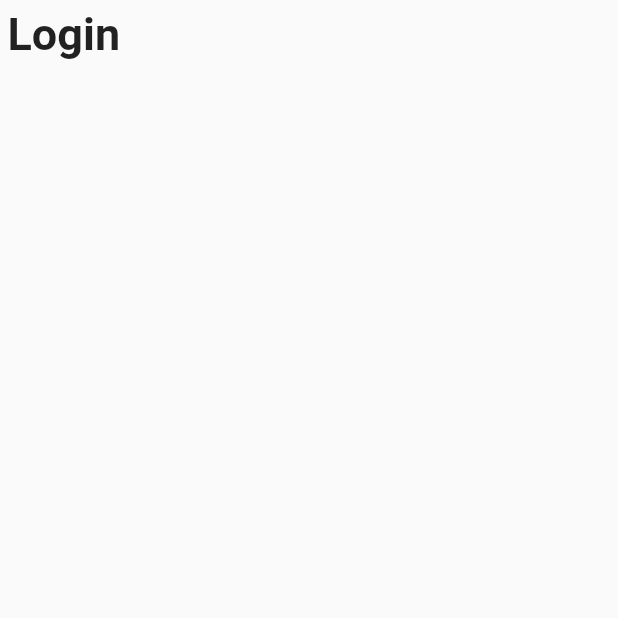
After one commit to B06-PBP-2022/jejakarbon_flutter, a Flutter app: the LoginPage screen opened by its route, on a phone screen of 412 x 824 dp, the top half of it. The commit adds this screen. Run offline on Flutter 3.47's test engine with Material 2 defaults, Android fonts, the light colour scheme and no system bars; missing offline and left inert: pbp_django_auth.

Commit message:
add authentications for user login

```diff
--- /dev/null
+++ b/lib/apps/auth/login.dart
@@ -0,0 +1,54 @@
+import 'package:flutter/material.dart';
+import 'package:provider/provider.dart';
+import 'package:pbp_django_auth/pbp_django_auth.dart';
+
+
+class LoginPage extends StatefulWidget {
+  static const routeName = '/login_screen';
+
+  @override
+  _LoginPageState createState() => _LoginPageState();
+}
+
+
+class _LoginPageState extends State<LoginPage> {
+  final _loginFormKey = GlobalKey<FormState>();
+  bool isPasswordVisible = false;
+  void togglePasswordView() {
+    setState(() {
+      isPasswordVisible = !isPasswordVisible;
+    });
+  }
+
+  String username = "";
+  String password1 = "";
+
+  @override
+  Widget build(BuildContext context) {
+    final request = context.watch<CookieRequest>();
+    return Scaffold(
+      body: SafeArea(
+        child: Padding (
+          padding: EdgeInsets.all(5),
+          child: Column(
+            crossAxisAlignment: CrossAxisAlignment.start,
+            children: <Widget> [
+              Form(
+                key: _loginFormKey,
+                child: Column(
+                  mainAxisAlignment: MainAxisAlignment.center,
+                  children: const <Widget>[
+                    Text("Login",
+                    style: TextStyle(fontWeight: FontWeight.bold, fontSize: 30)),
+                    SizedBox(height: 50),
+                  ],
+                ),
+              )
+            ]
+          ),
+
+          )
+        )
+    );
+  }
+}
--- a/lib/main.dart
+++ b/lib/main.dart
@@ -1,5 +1,8 @@
 import 'package:flutter/material.dart';
 import 'package:jejakarbon_flutter/components/drawer.dart';
+import 'package:jejakarbon_flutter/apps/auth/login.dart';
+import 'package:provider/provider.dart';
+import 'package:pbp_django_auth/pbp_django_auth.dart';
 
 void main() {
   runApp(const MyApp());
@@ -11,7 +14,12 @@ class MyApp extends StatelessWidget {
   // This widget is the root of your application.
   @override
   Widget build(BuildContext context) {
-    return MaterialApp(
+    return Provider(
+      create: (_) {
+        CookieRequest request = CookieRequest();
+        return request;
+      },
+      child: MaterialApp(
         title: 'Jejakarbon',
         theme: ThemeData(
           // This is the theme of your application.
@@ -26,6 +34,10 @@ class MyApp extends StatelessWidget {
           primarySwatch: Colors.green,
         ),
         home: const MyHomePage(title: 'Home'),
+        routes:{
+          "/login": (BuildContext context) => LoginPage(),
+        },
+        ),
     );
   }
 }
--- a/pubspec.yaml
+++ b/pubspec.yaml
@@ -37,6 +37,8 @@ dependencies:
   # Use with the CupertinoIcons class for iOS style icons.
   cupertino_icons: ^1.0.2
   http: ^0.13.5
+  provider: ^6.0.4
+  pbp_django_auth: ^0.2.2
 
 dev_dependencies:
   flutter_test:
```
Also changed, not shown: pubspec.lock, 2 other files. Lines whose indentation alone changed are shown as unchanged.
